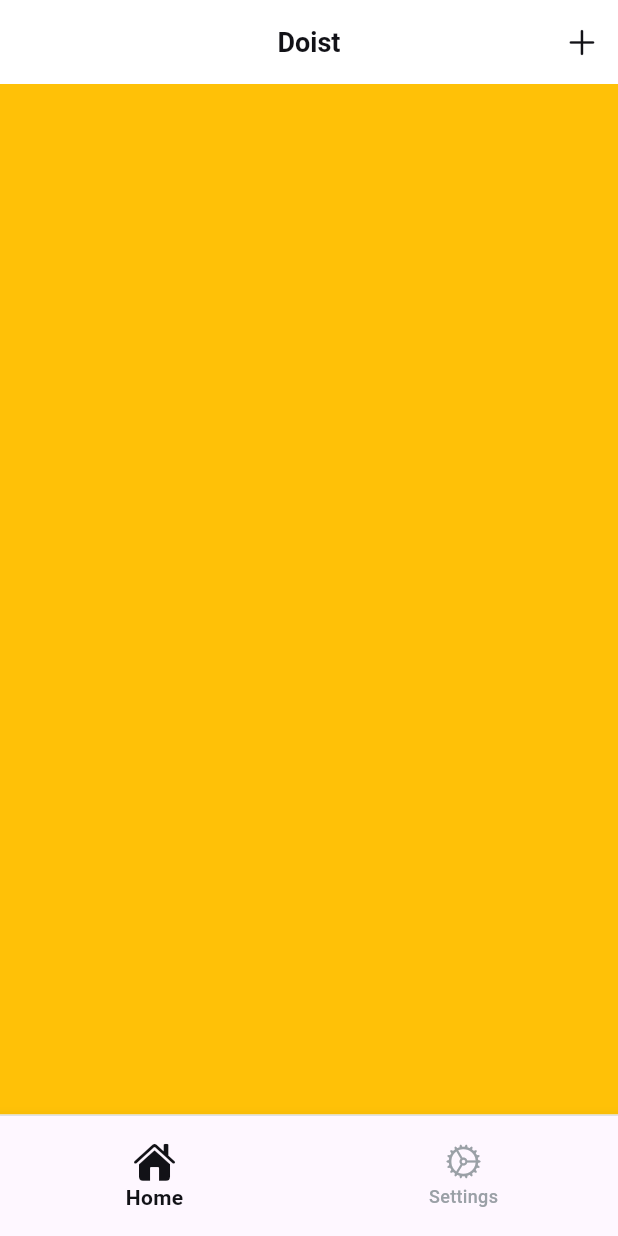
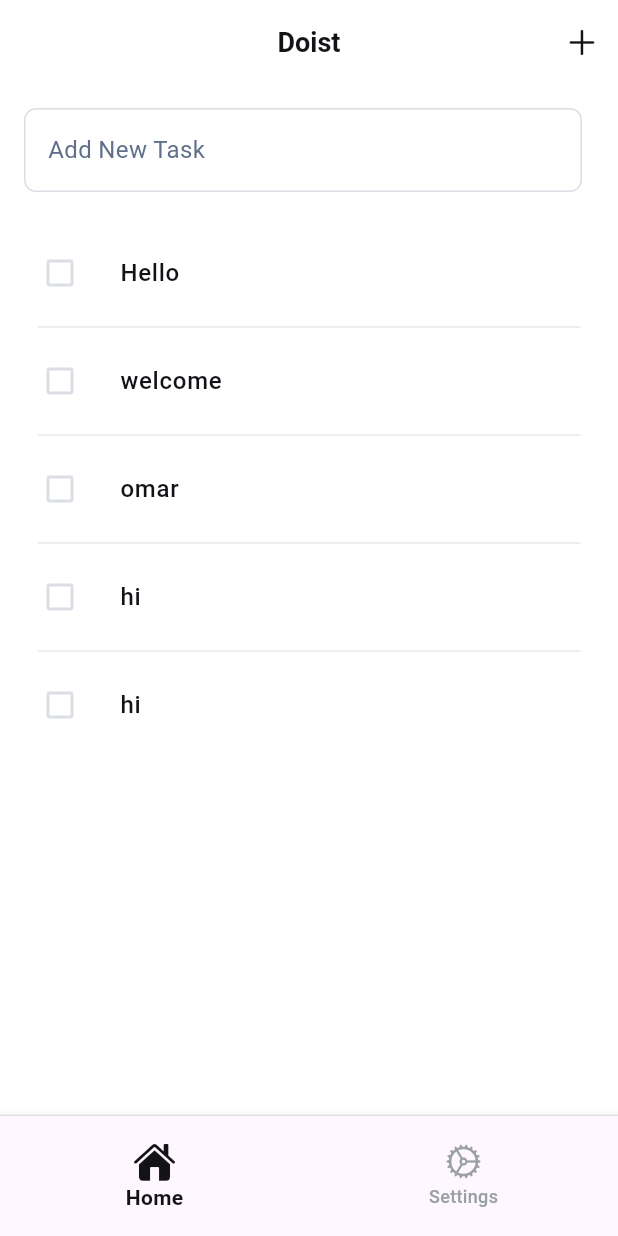
Before and after one commit to OmarAdel10/doist, a Flutter app: the screen it shows after launch, on a phone screen of 412 x 824 dp. Run offline on Flutter 3.47's test engine with Material 3 defaults, Android fonts, the phone set to English and light mode, and no system bars.

Commit message:
implemented home tab UI with static tasks and text field to enter the task title with an animated button anlu appear when the text field has a text

```diff
--- /dev/null
+++ b/lib/home_tab/data/models/task_model.dart
@@ -0,0 +1,37 @@
+import 'dart:convert';
+
+// ignore_for_file: public_member_api_docs, sort_constructors_first
+class TaskModel {
+  final bool isChecked;
+  final String taskTitle;
+
+  const TaskModel({this.isChecked = false, required this.taskTitle});
+
+  TaskModel copyWith({
+    bool? isChecked,
+    String? taskTitle,
+  }) {
+    return TaskModel(
+      isChecked: isChecked ?? this.isChecked,
+      taskTitle: taskTitle ?? this.taskTitle,
+    );
+  }
+
+  Map<String, dynamic> toMap() {
+    return <String, dynamic>{
+      'isChecked': isChecked,
+      'taskTitle': taskTitle,
+    };
+  }
+
+  factory TaskModel.fromMap(Map<String, dynamic> map) {
+    return TaskModel(
+      isChecked: map['isChecked'] as bool,
+      taskTitle: map['taskTitle'] as String,
+    );
+  }
+
+  String toJson() => json.encode(toMap());
+
+  factory TaskModel.fromJson(String source) => TaskModel.fromMap(json.decode(source) as Map<String, dynamic>);
+}
--- a/lib/home_tab/view/screens/home_tab.dart
+++ b/lib/home_tab/view/screens/home_tab.dart
@@ -1,12 +1,122 @@
+import 'package:doist/generated/l10n.dart';
+import 'package:doist/home_tab/data/models/task_model.dart';
+import 'package:doist/home_tab/view/widgets/task.dart';
+import 'package:doist/shared/app_theme.dart';
+import 'package:doist/shared/font_manager.dart';
+import 'package:flutter/cupertino.dart';
 import 'package:flutter/material.dart';
 
-class HomeTab extends StatelessWidget {
+class HomeTab extends StatefulWidget {
   const HomeTab({super.key});
 
   @override
+  State<HomeTab> createState() => _HomeTabState();
+}
+
+class _HomeTabState extends State<HomeTab> {
+  final _controller = TextEditingController();
+  final GlobalKey<FormState> _formKey = GlobalKey<FormState>();
+  final List<TaskModel> tasks = [
+    TaskModel(taskTitle: 'Hello'),
+    TaskModel(taskTitle: 'welcome'),
+    TaskModel(taskTitle: 'omar'),
+    TaskModel(taskTitle: 'hi'),
+    TaskModel(taskTitle: 'hi'),
+  ];
+
+  @override
+  void initState() {
+    super.initState();
+    _controller.addListener(() {
+      setState(() {});
+    });
+  }
+
+  @override
+  void dispose() {
+    _controller.dispose();
+    super.dispose();
+  }
+
+  @override
   Widget build(BuildContext context) {
-    return Container(
-      color: Colors.amber,
+    return Column(
+      children: [
+        Padding(
+          padding: const EdgeInsets.all(16),
+          child: Form(
+            key: _formKey,
+            child: Row(
+              children: [
+                Expanded(
+                  flex: 3,
+                  child: TextFormField(
+                    controller: _controller,
+                    keyboardType: TextInputType.multiline,
+                    autovalidateMode: AutovalidateMode.onUserInteraction,
+                    onTapOutside: (event) =>
+                        FocusManager.instance.primaryFocus?.unfocus(),
+                    cursorColor: AppTheme.lightModeBlack,
+                    decoration: InputDecoration(
+                      hint: Text(
+                        S.of(context).add_new_task,
+                        style: TextStyle(
+                          fontSize: FontManager.f16,
+                          fontWeight: FontManager.regular,
+                          color: AppTheme.lightModeTextGrey,
+                        ),
+                      ),
+                    ),
+                  ),
+                ),
+                const SizedBox(width: 8),
+                AnimatedContainer(
+                  height: 56,
+                  width: _controller.text.isEmpty
+                      ? 0
+                      : MediaQuery.sizeOf(context).width * 0.2,
+                  curve: Curves.easeInOut,
+                  duration: Duration(milliseconds: 200),
+                  child: ElevatedButton(
+                    style: ElevatedButton.styleFrom(
+                      shape: RoundedRectangleBorder(
+                        borderRadius: BorderRadiusGeometry.circular(8),
+                        side: BorderSide(color: AppTheme.lightModeDividerGrey),
+                      ),
+                      backgroundColor: AppTheme.lightModeSecondry,
+                    ),
+                    onPressed: () {},
+                    child: Icon(
+                      CupertinoIcons.add,
+                      size: 24,
+                      color: AppTheme.lightModePrimary,
+                    ),
+                  ),
+                ),
+              ],
+            ),
+          ),
+        ),
+        const SizedBox(height: 10),
+        Expanded(
+          child: ListView.separated(
+            itemBuilder: (context, index) => Task(
+              model: tasks[index],
+              onChanged: (val) {
+                setState(() {
+                  tasks[index] = tasks[index].copyWith(isChecked: val);
+                });
+              },
+            ),
+            separatorBuilder: (context, index) => const Divider(
+              indent: 25,
+              endIndent: 25,
+              color: AppTheme.lightModeDividerGrey,
+            ),
+            itemCount: tasks.length,
+          ),
+        ),
+      ],
     );
   }
 }
--- /dev/null
+++ b/lib/home_tab/view/widgets/task.dart
@@ -0,0 +1,35 @@
+import 'dart:developer';
+
+import 'package:doist/home_tab/data/models/task_model.dart';
+import 'package:doist/shared/app_theme.dart';
+import 'package:doist/shared/font_manager.dart';
+import 'package:flutter/material.dart';
+
+class Task extends StatelessWidget {
+  final TaskModel model;
+  final void Function(bool?)? onChanged;
+
+  const Task({super.key, required this.model, required this.onChanged});
+
+  @override
+  Widget build(BuildContext context) {
+    return ListTile(
+      title: Text(
+        model.taskTitle,
+        style: TextStyle(
+        fontSize: FontManager.f16,
+        fontWeight: FontManager.medium,
+        color: AppTheme.lightModeBlack,
+        decoration: model.isChecked ? TextDecoration.lineThrough : TextDecoration.none,
+      ),
+
+      ),
+      leading: Checkbox(
+        activeColor: AppTheme.darkModeLightGrey,
+        side: BorderSide(color: AppTheme.lightModeFormAndCheckBoxGrey, width: 2),
+        value: model.isChecked,
+        onChanged: onChanged,
+      ),
+    );
+  }
+}
--- a/lib/l10n/intl_en.arb
+++ b/lib/l10n/intl_en.arb
@@ -1,5 +1,6 @@
 {
   "appTitle": "Doist",
   "home" : "Home",
-  "settings": "Settings"
+  "settings": "Settings",
+  "add_new_task" : "Add New Task"
 }
--- a/lib/shared/app_theme.dart
+++ b/lib/shared/app_theme.dart
@@ -7,9 +7,10 @@ class AppTheme {
   static const Color lightModeBlack = Color(0xFF121217);
   static const Color lightModeLightGrey = Color(0xFF9AA0A6);
   static const Color lightModeTextGrey = Color(0xFF61708A);
-  static const Color lightModeContainerBackGroundGrey = Color(0xFFF0F2F5);
+  static const Color lightModeBackGroundGrey = Color(0xFFF0F2F5);
   static const Color lightModeLoadingTextGrey = Color(0xFF3C3C43);
   static const Color lightModeDividerGrey = Color(0xFFE6E9EE);
+  static const Color lightModeFormAndCheckBoxGrey = Color(0xFFDBDEE5);
 
   static const Color darkModePrimary = Color(0xFF0B0D0F);
   static const Color darkModeSecondry = Color(0xFF125CED);
@@ -32,7 +33,35 @@ class AppTheme {
       backgroundColor: lightModePrimary,
       elevation: 0,
       actionsIconTheme: IconThemeData(color: lightModeBlack),
-    )
+    ),
+
+    inputDecorationTheme: InputDecorationTheme(
+      border: OutlineInputBorder(
+        borderRadius: BorderRadius.circular(8),
+        borderSide: BorderSide(color: lightModeFormAndCheckBoxGrey),
+      ),
+      enabledBorder: OutlineInputBorder(
+        borderRadius: BorderRadius.circular(8),
+        borderSide: BorderSide(color: lightModeFormAndCheckBoxGrey),
+      ),
+      focusedBorder: OutlineInputBorder(
+        borderRadius: BorderRadius.circular(8),
+        borderSide: BorderSide(color: lightModeFormAndCheckBoxGrey),
+      ),
+    ),
+
+    textTheme: TextTheme(
+      titleMedium: TextStyle(
+        fontSize: FontManager.f16,
+        fontWeight: FontManager.medium,
+        color: lightModeBlack,
+      ),
+      titleSmall: TextStyle(
+        fontSize: FontManager.f14,
+        fontWeight: FontManager.regular,
+        color: lightModeTextGrey,
+      ),
+    ),
   );
 
   static ThemeData darkTheme = ThemeData(
@@ -47,6 +76,6 @@ class AppTheme {
       backgroundColor: darkModePrimary,
       elevation: 0,
       actionsIconTheme: IconThemeData(color: darkModeWhite),
-    )
+    ),
   );
 }
```
Also changed, not shown: lib/generated/intl/messages_en.dart, lib/generated/l10n.dart.
